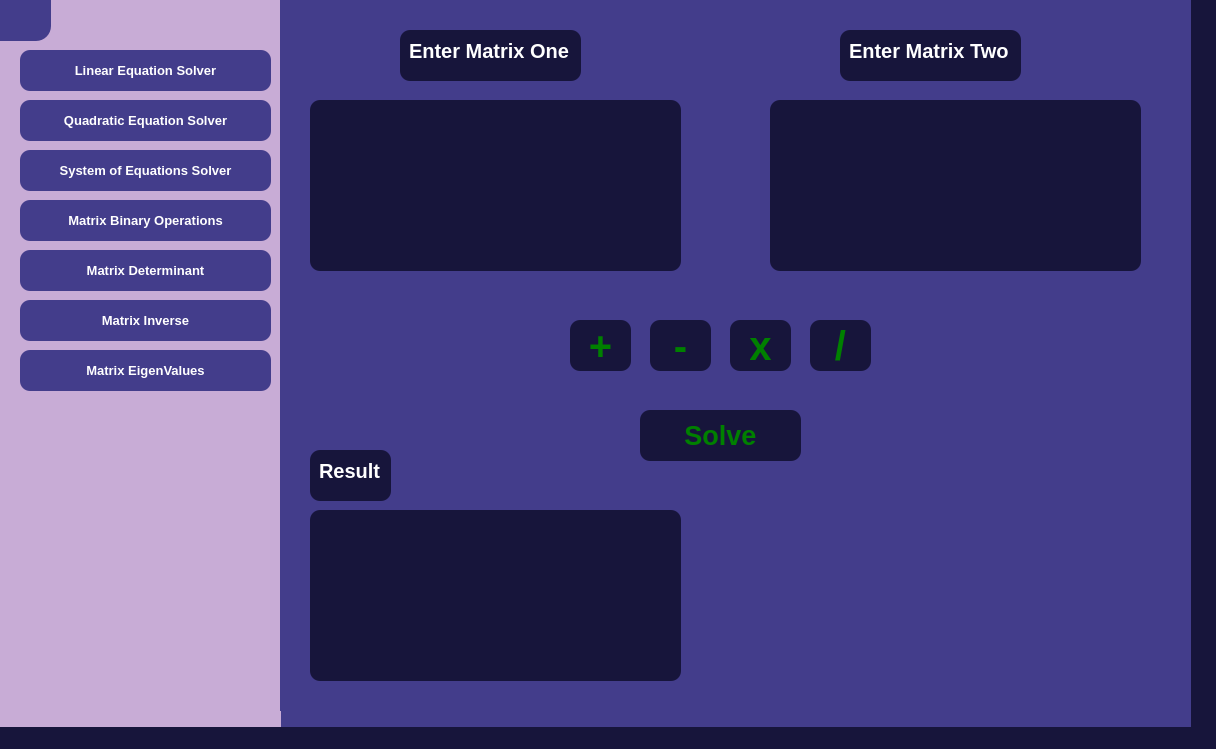
First picture: the form in algebraxpert.ui, repository AbdallahSalah003/AlgebraXpert, before the edit.
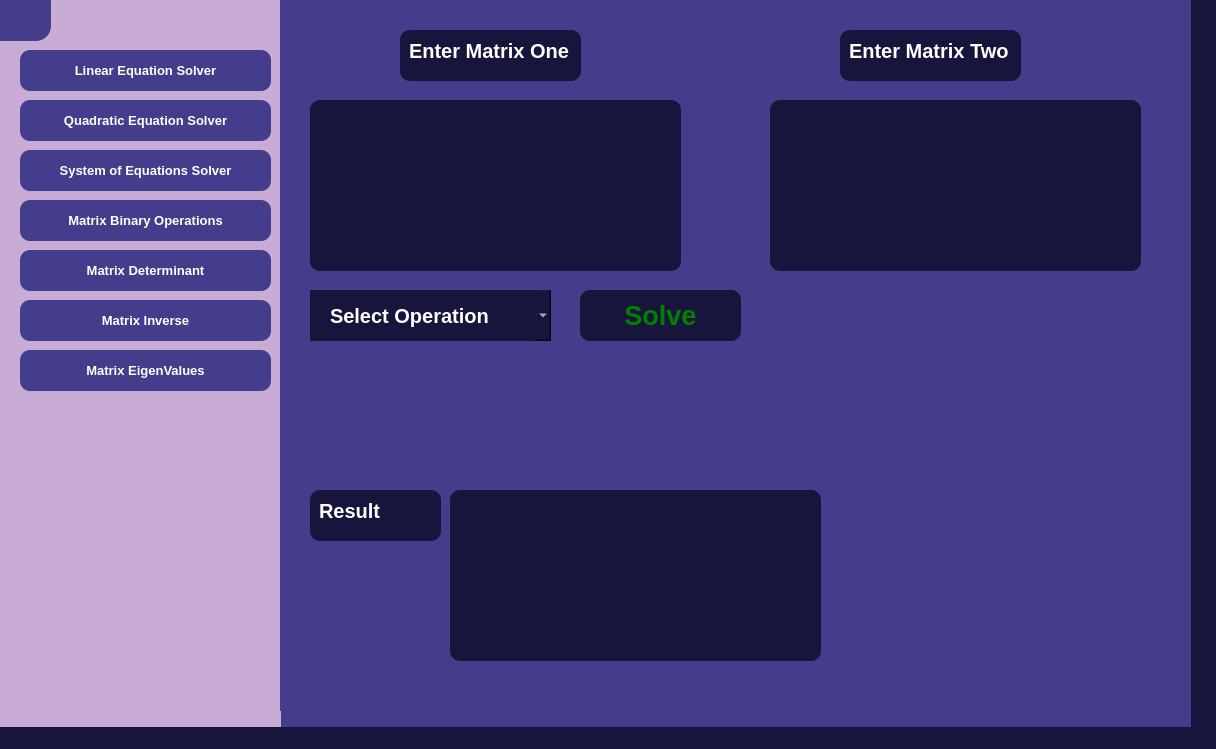
Second picture: the form after the edit. Icons and pictures are not drawn.

Commit message: Use matrix operations logic with ui

Diff of the .ui file:
```diff
--- a/algebraxpert.ui
+++ b/algebraxpert.ui
@@ -1681,8 +1681,8 @@
     <widget class="QPushButton" name="matrixOperationSolveButton">
      <property name="geometry">
       <rect>
-       <x>360</x>
-       <y>410</y>
+       <x>300</x>
+       <y>290</y>
        <width>161</width>
        <height>51</height>
       </rect>
@@ -1712,135 +1712,11 @@
       <iconset theme="QIcon::ThemeIcon::MediaPlaybackStart"/>
      </property>
     </widget>
-    <widget class="QPushButton" name="additionOperationButton">
+    <widget class="QTextEdit" name="showMatrixOperationResult">
      <property name="geometry">
       <rect>
-       <x>290</x>
-       <y>320</y>
-       <width>61</width>
-       <height>51</height>
-      </rect>
-     </property>
-     <property name="styleSheet">
-      <string notr="true">QPushButton {
-    font-family: 'Lato', sans-serif;
-    font-size: 30pt;
-    font-weight: 700;
-    color: green;
-    background-color: #17153B;
-    border: none;
-    border-radius: 10px;
-    padding: 10px 20px; /* Adjust padding for button size */
-    text-align: center;
-}
-
-QPushButton:hover {
-    background-color: #2E236C;
-    opacity: 0.5; /* Fade effect on hover */
-}</string>
-     </property>
-     <property name="text">
-      <string>+</string>
-     </property>
-    </widget>
-    <widget class="QPushButton" name="minusOperationButton">
-     <property name="geometry">
-      <rect>
-       <x>370</x>
-       <y>320</y>
-       <width>61</width>
-       <height>51</height>
-      </rect>
-     </property>
-     <property name="styleSheet">
-      <string notr="true">QPushButton {
-    font-family: 'Lato', sans-serif;
-    font-size: 30pt;
-    font-weight: 700;
-    color: green;
-    background-color: #17153B;
-    border: none;
-    border-radius: 10px;
-    padding: 10px 20px; /* Adjust padding for button size */
-    text-align: center;
-}
-
-QPushButton:hover {
-    background-color: #2E236C;
-    opacity: 0.5; /* Fade effect on hover */
-}</string>
-     </property>
-     <property name="text">
-      <string>-</string>
-     </property>
-    </widget>
-    <widget class="QPushButton" name="multiplyOperationButton">
-     <property name="geometry">
-      <rect>
-       <x>450</x>
-       <y>320</y>
-       <width>61</width>
-       <height>51</height>
-      </rect>
-     </property>
-     <property name="styleSheet">
-      <string notr="true">QPushButton {
-    font-family: 'Lato', sans-serif;
-    font-size: 30pt;
-    font-weight: 700;
-    color: green;
-    background-color: #17153B;
-    border: none;
-    border-radius: 10px;
-    padding: 10px 20px; /* Adjust padding for button size */
-    text-align: center;
-}
-
-QPushButton:hover {
-    background-color: #2E236C;
-    opacity: 0.5; /* Fade effect on hover */
-}</string>
-     </property>
-     <property name="text">
-      <string>x</string>
-     </property>
-    </widget>
-    <widget class="QPushButton" name="divisionOperationButton">
-     <property name="geometry">
-      <rect>
-       <x>530</x>
-       <y>320</y>
-       <width>61</width>
-       <height>51</height>
-      </rect>
-     </property>
-     <property name="styleSheet">
-      <string notr="true">QPushButton {
-    font-family: 'Lato', sans-serif;
-    font-size: 30pt;
-    font-weight: 700;
-    color: green;
-    background-color: #17153B;
-    border: none;
-    border-radius: 10px;
-    padding: 10px 20px; /* Adjust padding for button size */
-    text-align: center;
-}
-
-QPushButton:hover {
-    background-color: #2E236C;
-    opacity: 0.5; /* Fade effect on hover */
-}</string>
-     </property>
-     <property name="text">
-      <string>/</string>
-     </property>
-    </widget>
-    <widget class="QTextEdit" name="resultTextEdit">
-     <property name="geometry">
-      <rect>
-       <x>30</x>
-       <y>510</y>
+       <x>170</x>
+       <y>490</y>
        <width>371</width>
        <height>171</height>
       </rect>
@@ -1867,8 +1743,8 @@
      <property name="geometry">
       <rect>
        <x>30</x>
-       <y>450</y>
-       <width>81</width>
+       <y>490</y>
+       <width>131</width>
        <height>51</height>
       </rect>
      </property>
@@ -1900,6 +1776,59 @@
 &lt;p style=&quot; margin-top:0px; margin-bottom:0px; margin-left:0px; margin-right:0px; -qt-block-indent:0; text-indent:0px;&quot;&gt;Result&lt;/p&gt;&lt;/body&gt;&lt;/html&gt;</string>
      </property>
     </widget>
+    <widget class="QComboBox" name="matrixOperationComboBox">
+     <property name="geometry">
+      <rect>
+       <x>30</x>
+       <y>290</y>
+       <width>241</width>
+       <height>51</height>
+      </rect>
+     </property>
+     <property name="styleSheet">
+      <string notr="true">QComboBox {
+    font-family: 'Lato', sans-serif;
+    font-size: 15pt;
+    font-weight: 700;
+    color: white;
+    background-color: #17153B;
+    border: none;
+    padding: 10px 20px; /* Adjust padding for button size */
+    text-align: center;
+}
+
+QComboBox:hover {
+    background-color: #2E236C;
+    opacity: 0.7; /* Fade effect on hover */
+}</string>
+     </property>
+     <property name="iconSize">
+      <size>
+       <width>20</width>
+       <height>20</height>
+      </size>
+     </property>
+     <item>
+      <property name="text">
+       <string>Select Operation</string>
+      </property>
+     </item>
+     <item>
+      <property name="text">
+       <string>+</string>
+      </property>
+     </item>
+     <item>
+      <property name="text">
+       <string>-</string>
+      </property>
+     </item>
+     <item>
+      <property name="text">
+       <string>*</string>
+      </property>
+     </item>
+    </widget>
    </widget>
    <zorder>systemEquationsSolverMenu</zorder>
    <zorder>LinearEquationSolverMenu</zorder>
```
The commit also changes 3 other files.
